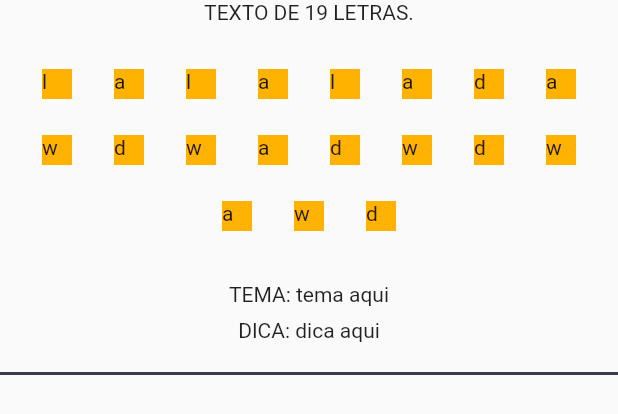
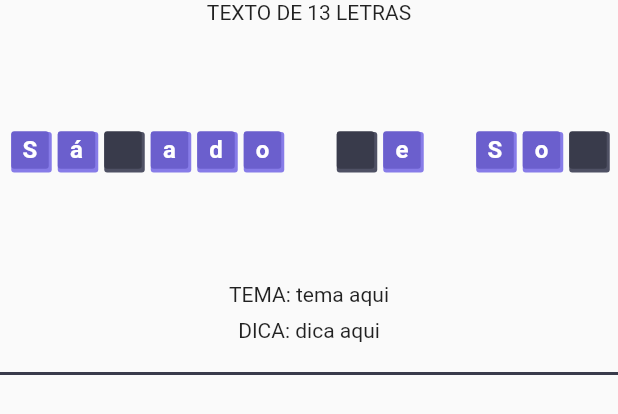
Before and after one commit to jhonatancunha/trivia_game, a Flutter app: the GameBoard widget shown alone on an empty page, opened directly, on a phone screen of 412 x 824 dp. Shown: the top 414 px of the screen. Run offline on Flutter 3.47's test engine with Material 2 defaults, Android fonts, the phone set to English and light mode, and no system bars; our stand-ins replace hexcolor, socket_io_client; missing offline and left inert: bitsdojo_window; network calls fail.

Commit message:
:lipstick: Estilizando campo onde aparecerá a palavra da rodada.

```diff
--- a/flutter/lib/widgets/game_board.dart
+++ b/flutter/lib/widgets/game_board.dart
@@ -5,7 +5,55 @@ import 'package:hexcolor/hexcolor.dart';
 //  teste.split('').map((element) => Text(element)).toList(),
 class GameBoard extends StatelessWidget {
   GameBoard({Key? key}) : super(key: key);
-  String teste = "lalaladawdwadwdwawd";
+  String teste = "Sá*ado *e So*";
+
+  renderLetter(letter) {
+    var caracter = letter;
+
+    if (letter == '*') {
+      caracter = ' ';
+    } else if (letter == ' ') {
+      caracter = '';
+    }
+
+    return Text(
+      caracter,
+      textAlign: TextAlign.center,
+      style: const TextStyle(
+          color: Colors.white, fontWeight: FontWeight.bold, fontSize: 16),
+    );
+  }
+
+  decideLetterBackground(letter) {
+    if (letter == '*') {
+      return HexColor('#393B4B');
+    } else if (letter == ' ') {
+      return null;
+    }
+
+    return HexColor('#6B5FCD');
+  }
+
+  decideShadow(letter) {
+    if (letter == ' ') {
+      return const BoxShadow(color: Colors.transparent);
+    }
+
+    var color = HexColor('#877CE8');
+    if (letter == '*') {
+      color = HexColor('#4F5164');
+    }
+
+    // return HexColor('#877CE8');
+
+    return BoxShadow(
+      color: color,
+      spreadRadius: 1,
+      blurRadius: 0,
+      offset: const Offset(1, 1.5), // changes position of shadow
+    );
+  }
+
   @override
   Widget build(BuildContext context) {
     // debugPrint(players.length);
@@ -22,7 +70,7 @@ class GameBoard extends StatelessWidget {
                 crossAxisAlignment: CrossAxisAlignment.center,
                 mainAxisAlignment: MainAxisAlignment.spaceBetween,
                 children: [
-                  Text("TEXTO DE ${teste.length} LETRAS."),
+                  Text("TEXTO DE ${teste.length} LETRAS"),
                   Row(
                       mainAxisAlignment: MainAxisAlignment.center,
                       crossAxisAlignment: CrossAxisAlignment.center,
@@ -30,18 +78,22 @@ class GameBoard extends StatelessWidget {
                         Expanded(
                             child: Wrap(
                           alignment: WrapAlignment.center,
-                          spacing: 8.0, // gap between adjacent chips
-                          runSpacing: 4.0, // gap between lines
+                          spacing: 0, // gap between adjacent chips
+                          runSpacing: 4, // gap between lines
                           children: teste
                               .split('')
                               .map((element) => Container(
-                                  margin: const EdgeInsets.all(10.0),
-                                  color: Colors.amber[600],
-                                  width: 20,
-                                  height: 20,
-                                  child: Text(
-                                    element,
-                                  )))
+                                  margin: const EdgeInsets.all(3),
+                                  alignment: Alignment.center,
+                                  width: 25,
+                                  height: 25,
+                                  decoration: BoxDecoration(
+                                    color: decideLetterBackground(element),
+                                    borderRadius: const BorderRadius.all(
+                                        Radius.circular(2)),
+                                    boxShadow: [decideShadow(element)],
+                                  ),
+                                  child: renderLetter(element)))
                               .toList(),
                         ))
                       ]),
```
